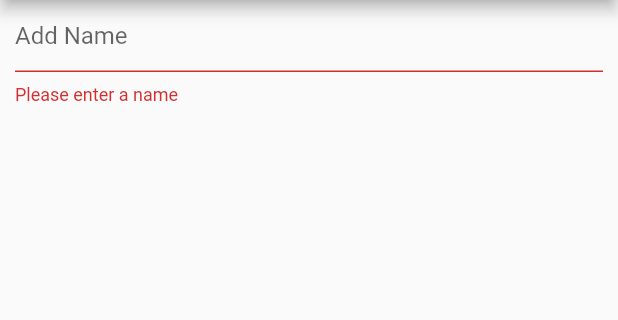
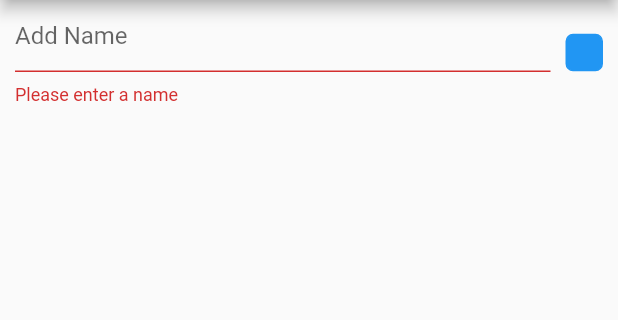
Before and after one commit to BenjaminHinchliff/todo-fluttery, a Flutter app: the AddTodoPage screen opened directly, after a tap on the "done" icon, on a phone screen of 412 x 824 dp, the part 84-404 px from its top. Run offline on Flutter 3.47's test engine with Material 2 defaults, Android fonts, the phone set to English and light mode, and no system bars.

Commit message:
add color to todo add

```diff
--- a/lib/add_todo.dart
+++ b/lib/add_todo.dart
@@ -1,6 +1,8 @@
 import 'package:flutter/material.dart';
+import 'package:flutter/scheduler.dart';
 
 import 'todo.dart';
+import 'color_panel.dart';
 
 class AddTodoPage extends StatefulWidget {
   AddTodoPage({Key key}) : super(key: key);
@@ -12,6 +14,7 @@ class AddTodoPage extends StatefulWidget {
 class _AddTodoPageState extends State<AddTodoPage> {
   final _formKey = GlobalKey<FormState>();
   final _nameController = TextEditingController();
+  TodoPriority _priority = TodoPriority.low;
 
   @override
   void dispose() {
@@ -30,9 +33,8 @@ class _AddTodoPageState extends State<AddTodoPage> {
               child: IconButton(
                 onPressed: () {
                   if (_formKey.currentState.validate()) {
-                    Navigator.of(context).pop(Todo(
-                        name: _nameController.text,
-                        priority: TodoPriority.low));
+                    Navigator.of(context).pop(
+                        Todo(name: _nameController.text, priority: _priority));
                   }
                 },
                 icon: Icon(Icons.done),
@@ -43,9 +45,12 @@ class _AddTodoPageState extends State<AddTodoPage> {
         key: _formKey,
         child: Padding(
             padding: EdgeInsets.symmetric(horizontal: 10),
-            child: Column(
+            child: Row(
               children: [
-                TextFormField(
+                Expanded(
+                  child: Padding(
+                      padding: EdgeInsets.only(right: 10),
+                      child: TextFormField(
                         decoration: const InputDecoration(
                           hintText: 'Add Name',
                         ),
@@ -56,7 +61,16 @@ class _AddTodoPageState extends State<AddTodoPage> {
                           return null;
                         },
                         controller: _nameController,
+                      )),
                 ),
+                PopupMenuColorPanel(
+                  priority: _priority,
+                  onSelected: (value) {
+                    setState(() {
+                      _priority = value;
+                    });
+                  },
+                )
               ],
             )),
       ),
```
Lines whose indentation alone changed are shown as unchanged.
